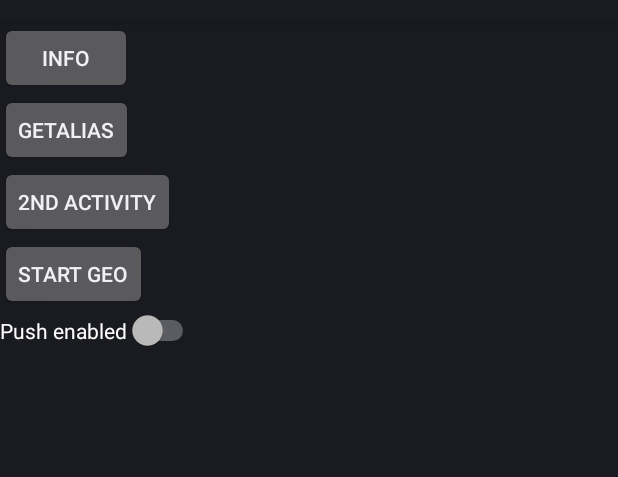
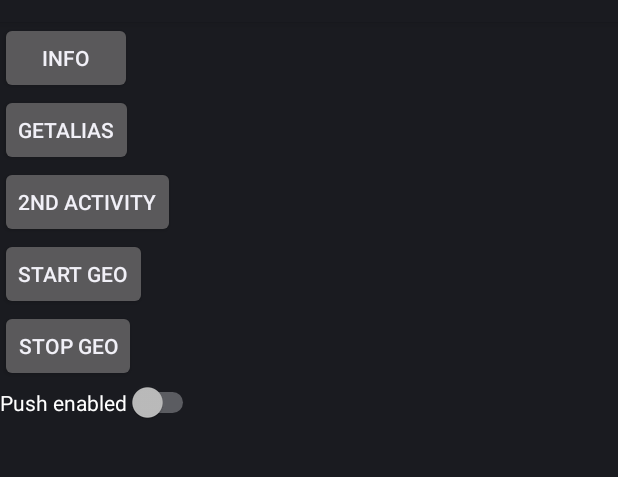
Before and after one commit to mapp-digital/mapp-engage-android-sample, an Android app: the screen it shows after launch (MainActivity), on a phone screen of 412 x 824 dp, the part 62-539 px from its top. Run offline under Robolectric (Android 15) with nearby library versions, the phone set to English and light mode, and no system bars; libraries missing offline, so code that uses them is left out: com.appoxee, com.appoxee.internal, com.appoxee.push; 12 statements that could not run were skipped.

Commit message:
intemediate commit

```diff
--- a/build.gradle
+++ b/build.gradle
@@ -31,7 +31,7 @@ android {
         }
         debug {
             initWith(debug)
-            buildConfigField "String", "SDK_KEY", "\"59df371668fdc0.67596621\""
+            buildConfigField "String", "SDK_KEY", "\"58884973256a51.52095928\""
 
         }
 
--- a/src/main/AndroidManifest.xml
+++ b/src/main/AndroidManifest.xml
@@ -2,6 +2,7 @@
 <manifest xmlns:android="http://schemas.android.com/apk/res/android"
     package="com.appoxee.testapp">
     <uses-permission android:name="android.permission.ACCESS_FINE_LOCATION" />
+    <uses-permission android:name="android.permission.RECEIVE_BOOT_COMPLETED"/>
 
     <application
         android:name=".AppoxeeTestApp"
--- a/src/main/java/com/appoxee/testapp/AppoxeeTestApp.java
+++ b/src/main/java/com/appoxee/testapp/AppoxeeTestApp.java
@@ -26,7 +26,7 @@ public class AppoxeeTestApp extends Application {
         opt.sdkKey = BuildConfig.SDK_KEY;
 //        opt.sdkKey = "576fc13f3d23e3.06780385";
 
-        opt.googleProjectId = "651820799870";
+        opt.googleProjectId = "285074346790";
 
         CustomXmlLayoutNotificationCreator.Builder builder = new CustomXmlLayoutNotificationCreator.Builder(this);
         builder.setLayoutResource(R.layout.custom_notification_layout)
--- a/src/main/res/layout/main.xml
+++ b/src/main/res/layout/main.xml
@@ -21,6 +21,11 @@
         android:text="Start Geo"
         android:layout_width="wrap_content"
         android:layout_height="wrap_content" />
+    <Button
+        android:id="@+id/stop_geo_fencing"
+        android:text="Stop Geo"
+        android:layout_width="wrap_content"
+        android:layout_height="wrap_content" />
     <Switch
         android:layout_width="wrap_content"
         android:layout_height="wrap_content"
```
Also changed, not shown: src/main/java/com/appoxee/testapp/MainActivity.java (+10 -0 lines).
